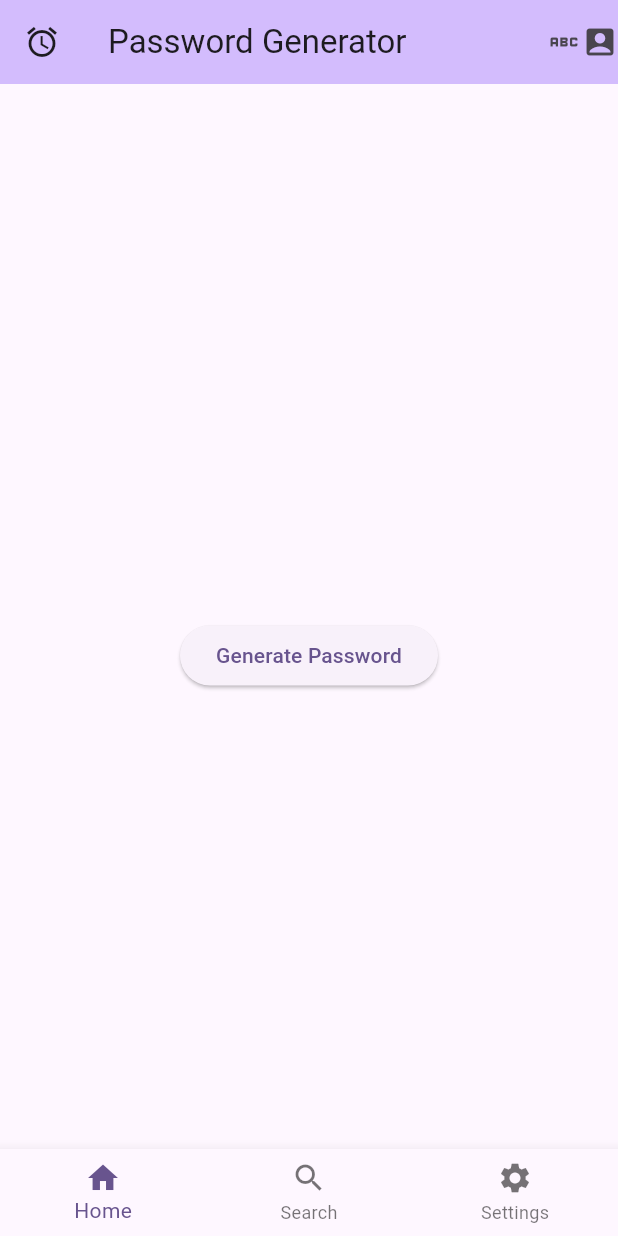
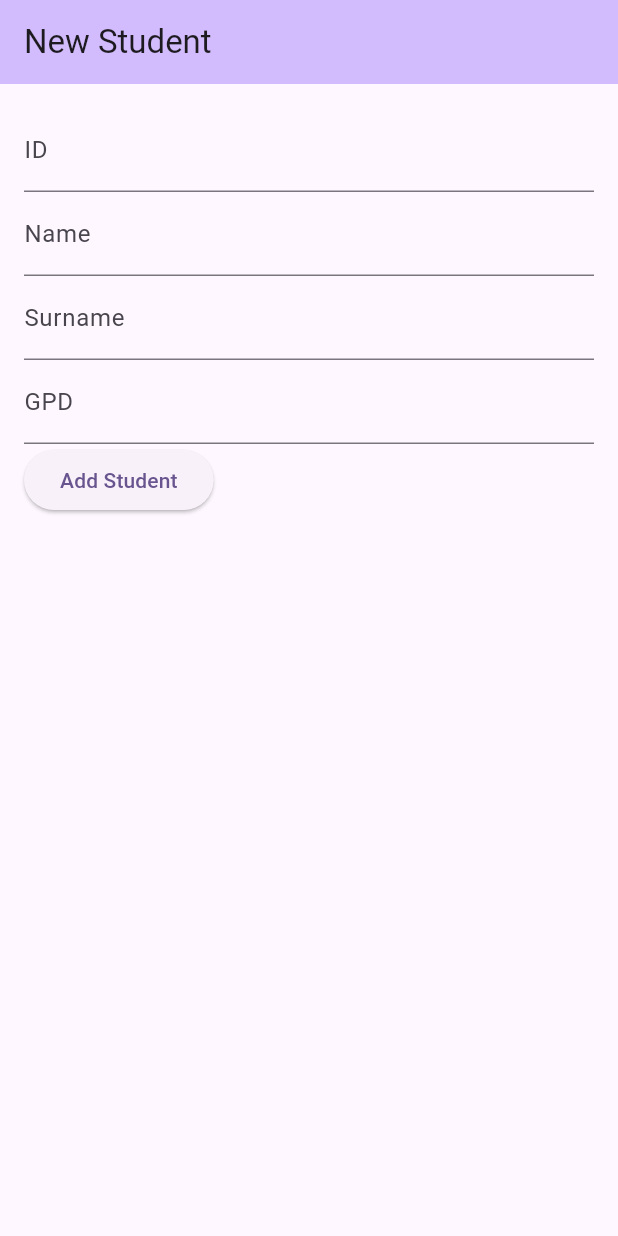
Before and after one commit to Utkucvl/randomPassword, a Flutter app: the screen it shows after launch, on a phone screen of 412 x 824 dp. Run offline on Flutter 3.47's test engine with Material 3 defaults, Android fonts, the phone set to English and light mode, and no system bars.

Commit message:
first commit

```diff
--- a/lib/main.dart
+++ b/lib/main.dart
@@ -1,11 +1,18 @@
 import 'package:flutter/material.dart';
-import 'dart:math';
 
-const _chars = 'AaBbCcDdEeFfGgHhIiJjKkLlMmNnOoPpQqRrSsTtUuVvWwXxYyZz1234567890';
-Random _rnd = Random();
+class Student {
+  Student({
+    required this.id,
+    required this.name,
+    required this.surname,
+    required this.gpd,
+  });
 
-String getRandomString(int length) => String.fromCharCodes(Iterable.generate(
-    length, (_) => _chars.codeUnitAt(_rnd.nextInt(_chars.length))));
+  final int id;
+  final String name;
+  final String surname;
+  final double gpd;
+}
 
 void main() {
   runApp(const MyApp());
@@ -17,12 +24,12 @@ class MyApp extends StatelessWidget {
   @override
   Widget build(BuildContext context) {
     return MaterialApp(
-      title: 'Flutter Demo',
+      title: 'New Student',
       theme: ThemeData(
         colorScheme: ColorScheme.fromSeed(seedColor: Colors.deepPurple),
         useMaterial3: true,
       ),
-      home: const MyHomePage(title: 'Password Generator'),
+      home: const MyHomePage(title: 'New Student'),
     );
   }
 }
@@ -37,52 +44,96 @@ class MyHomePage extends StatefulWidget {
 }
 
 class _MyHomePageState extends State<MyHomePage> {
-  var currentPassword = "";
+  final TextEditingController idController = TextEditingController();
+  final TextEditingController nameController = TextEditingController();
+  final TextEditingController surnameController = TextEditingController();
+  final TextEditingController gpdController = TextEditingController();
+  List<Student> students = [];
 
-  void _incrementCounter() {
-    setState(() {
-      currentPassword = getRandomString(8);
-    });
+  void _addStudent() {
+    final id = int.tryParse(idController.text) ?? 0;
+    final name = nameController.text;
+    final surname = surnameController.text;
+    final gpd = double.tryParse(gpdController.text) ?? 0;
+
+    if (id > 0 && name.isNotEmpty && surname.isNotEmpty && gpd > 0) {
+      final newStudent = Student(id: id, name: name, surname: surname, gpd: gpd);
+      setState(() {
+        students.add(newStudent);
+      });
+
+      // Clear the input fields
+      idController.clear();
+      nameController.clear();
+      surnameController.clear();
+      gpdController.clear();
+    }
   }
 
   @override
   Widget build(BuildContext context) {
     return Scaffold(
       appBar: AppBar(
-        leading: Icon(Icons.access_alarm),
-        actions: [Icon(Icons.abc_outlined), Icon(Icons.account_box)],
         backgroundColor: Theme.of(context).colorScheme.inversePrimary,
         title: Text(widget.title),
       ),
-      body: Center(
+      body: Padding(
+        padding: const EdgeInsets.all(16.0),
         child: Column(
-          mainAxisAlignment: MainAxisAlignment.center,
+          crossAxisAlignment: CrossAxisAlignment.start,
           children: <Widget>[
-            Text(
-              '$currentPassword',
-              style: Theme.of(context).textTheme.headlineMedium,
+            TextField(
+              controller: idController,
+              decoration: const InputDecoration(labelText: 'ID'),
             ),
-            SizedBox(height: 16), // Add some space between the text and the icon
+            TextField(
+              controller: nameController,
+              decoration: const InputDecoration(labelText: 'Name'),
+            ),
+            TextField(
+              controller: surnameController,
+              decoration: const InputDecoration(labelText: 'Surname'),
+            ),
+            TextField(
+              controller: gpdController,
+              decoration: const InputDecoration(labelText: 'GPD'),
+            ),
             ElevatedButton(
-              onPressed: _incrementCounter,
-              child: Text("Generate Password"),
+              onPressed: _addStudent,
+              child: Text("Add Student"),
+            ),
+            SizedBox(height: 16), // Add some spacing
+            Text("", style: TextStyle(fontSize: 20)),
+            Expanded(
+              child: ListView.builder(
+                itemCount: students.length,
+                itemBuilder: (context, index) {
+                  final student = students[index];
+                  return Row(
+                    mainAxisAlignment: MainAxisAlignment.spaceBetween,
+                    children: [
+                      Column(
+                        crossAxisAlignment: CrossAxisAlignment.start,
+                        children: [
+                          Text("ID: ${student.id}"),
+                          Text("GPD: ${student.gpd.toStringAsFixed(2)}"),
+                        ],
+                      ),
+                      Column(
+                        crossAxisAlignment: CrossAxisAlignment.start,
+                        children: [
+                          Text("Name: ${student.name}"),
+                          Text("Surname: ${student.surname}"),
+                        ],
+                      ),
+                    ],
+                  );
+                },
+              ),
             ),
           ],
         ),
       ),
-      bottomNavigationBar: BottomNavigationBar(
-        items: <BottomNavigationBarItem>[
-          BottomNavigationBarItem(
-            icon: Icon(Icons.home),
-            label: 'Home',
-          ),
-          BottomNavigationBarItem(icon: Icon(Icons.search), label: "Search"),
-          BottomNavigationBarItem(
-            icon: Icon(Icons.settings),
-            label: 'Settings',
-          ),
-        ],
-      ),
     );
   }
 }
```
